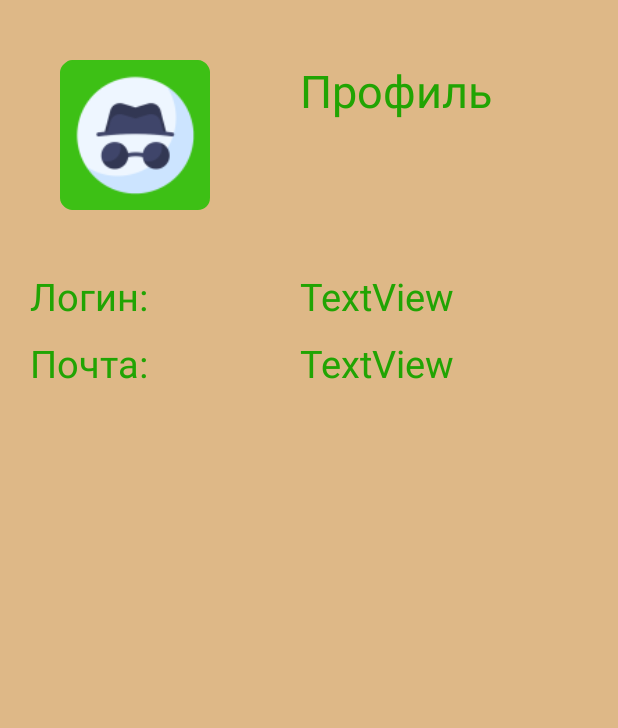
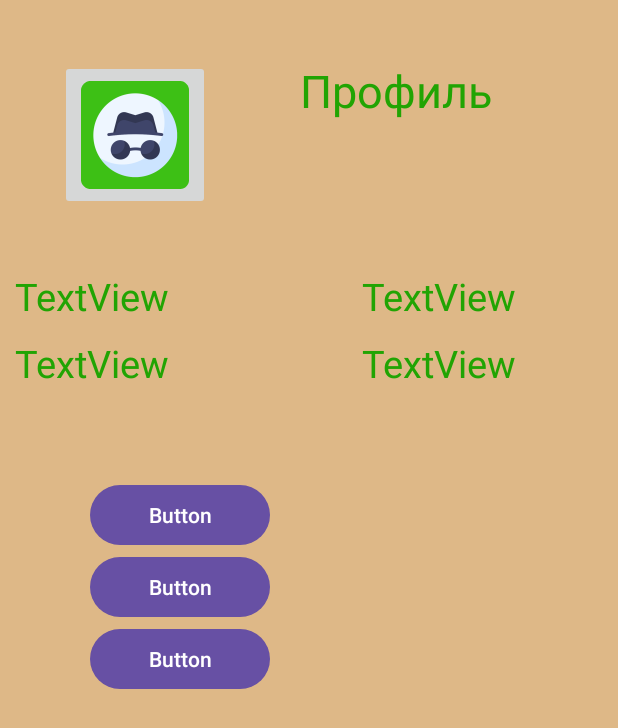
Before and after one commit to AlexShu111/AppClining, an Android app: the layout activity_profile.xml on its own in the app's theme, with its tools: preview values and no code run, on a phone screen of 412 x 824 dp. Shown: the top 728 px of the screen. Run offline under Robolectric (Android 15) with nearby library versions, the phone set to English and light mode, and no system bars; Roboto replaces fonts that are not available here.

Commit message:
commitAddEmail

```diff
--- a/src/main/java/com/example/appforfun/ActivityProfile.kt
+++ b/src/main/java/com/example/appforfun/ActivityProfile.kt
@@ -6,8 +6,6 @@ import android.widget.ImageButton
 import android.widget.TextView
 import androidx.activity.enableEdgeToEdge
 import androidx.appcompat.app.AppCompatActivity
-import androidx.core.view.ViewCompat
-import androidx.core.view.WindowInsetsCompat
 
 class ActivityProfile : AppCompatActivity() {
     override fun onCreate(savedInstanceState: Bundle?) {
@@ -17,11 +15,15 @@ class ActivityProfile : AppCompatActivity() {
 
         val profLogin: TextView = findViewById(R.id.ProfLogin)
         val profEmail: TextView = findViewById(R.id.ProfEmail)
+        val Log : TextView = findViewById(R.id.Log)
+        val Em : TextView = findViewById(R.id.Email)
+
+        Log.text = "Логин:"
+        Em.text = "Почта:"
 
         profLogin.text = intent.getStringExtra("USER_LOGIN")
 
-
-//        val db = DataHelper(this, null)
-//        profEmail.text = db.getEmail(profLogin.text.toString()).toString()
+        val db = DataHelper(this, null)
+        profEmail.text = db.getEmail(profLogin.text.toString())
     }
 }
--- a/src/main/java/com/example/appforfun/DataHelper.kt
+++ b/src/main/java/com/example/appforfun/DataHelper.kt
@@ -36,8 +36,15 @@ class DataHelper(val context: Context, val factory: SQLiteDatabase.CursorFactory
 
     fun getEmail(login :String): String? {
         val database = this.readableDatabase
+        var email: String? = null
 
-        val email = database.rawQuery("SELECT email FROM users WHERE login = '$login'", null)
-        return email.getString(email.getColumnIndexOrThrow("email"))
+        val cursor = database.rawQuery("SELECT email FROM users WHERE login = '$login'", null)
+
+        if (cursor.moveToFirst()) {
+            // Извлекаем email из первой строки результата
+            email = cursor.getString(cursor.getColumnIndexOrThrow("email"))
+        }
+        cursor.close()
+        return email
     }
 }
--- a/src/main/java/com/example/appforfun/MainActivity.kt
+++ b/src/main/java/com/example/appforfun/MainActivity.kt
@@ -8,8 +8,6 @@ import android.widget.TextView
 import android.widget.Toast
 import androidx.activity.enableEdgeToEdge
 import androidx.appcompat.app.AppCompatActivity
-import androidx.core.view.ViewCompat
-import androidx.core.view.WindowInsetsCompat
 
 class MainActivity : AppCompatActivity() {
     override fun onCreate(savedInstanceState: Bundle?) {
--- a/src/main/java/com/example/appforfun/User.kt
+++ b/src/main/java/com/example/appforfun/User.kt
@@ -1,4 +1,4 @@
 package com.example.appforfun
 
-class User(val login: String, val email: String, val password: String,) {
+class User(val login: String, val email: String, val password: String) {
 }
--- a/src/main/res/layout/activity_profile.xml
+++ b/src/main/res/layout/activity_profile.xml
@@ -16,12 +16,13 @@
             android:layout_width="match_parent"
             android:layout_height="match_parent" >
 
-            <ImageView
-                android:id="@+id/imageView2"
+            <ImageButton
+                android:id="@+id/ButtonForPhoto"
                 android:layout_width="100dp"
                 android:layout_height="100dp"
                 android:layout_marginHorizontal="40dp"
                 android:layout_marginVertical="40dp"
+                android:contentDescription = "Insert your photo"
                 app:srcCompat="@mipmap/ic_launcher_icon_ava_round" />
 
             <TextView
@@ -40,21 +41,22 @@
             android:layout_height="match_parent" >
 
             <TextView
-                android:id="@+id/textView"
-                android:layout_width="150dp"
+                android:id="@+id/Log"
+                android:layout_width="20dp"
                 android:layout_height="wrap_content"
                 android:textColor="#21A403"
-                android:layout_marginLeft="20dp"
+                android:layout_marginStart="10dp"
                 android:textSize="25sp"
-                android:text="Логин:" />
+                android:text="TextView" />
 
             <TextView
                 android:id="@+id/ProfLogin"
-                android:layout_width="150dp"
+                android:layout_width="100dp"
                 android:layout_height="wrap_content"
-                android:layout_marginLeft="20dp"
                 android:textColor="#21A403"
                 android:textSize="25sp"
+                android:textAlignment="center"
+                android:layout_marginEnd="10dp"
                 android:text="TextView" />
 
         </TableRow>
@@ -64,28 +66,56 @@
             android:layout_height="match_parent" >
 
             <TextView
-                android:id="@+id/textView7"
-                android:layout_width="150dp"
+                android:id="@+id/Email"
+                android:layout_width="38dp"
                 android:layout_height="wrap_content"
+                android:layout_marginStart="10dp"
+                android:layout_marginTop="10dp"
+                android:text="TextView"
                 android:textColor="#21A403"
-                android:layout_marginLeft="20dp"
-                android:text="Почта:"
-                android:layout_marginTop="10dp"
                 android:textSize="25sp" />
 
             <TextView
                 android:id="@+id/ProfEmail"
-                android:layout_width="150dp"
+                android:layout_width="225dp"
                 android:layout_height="wrap_content"
                 android:textColor="#21A403"
-                android:layout_marginLeft="20dp"
                 android:textSize="25sp"
+                android:textAlignment="center"
                 android:layout_marginTop="10dp"
+                android:layout_marginEnd="10dp"
                 android:text="TextView" />
         </TableRow>
 
         <TableRow
             android:layout_width="match_parent"
-            android:layout_height="match_parent" />
+            android:layout_height="match_parent" >
+
+            <LinearLayout
+                android:layout_width="match_parent"
+                android:layout_height="match_parent"
+                android:layout_marginTop="60dp"
+                android:layout_marginStart="60dp"
+                android:orientation="vertical">
+
+                <Button
+                    android:id="@+id/button14"
+                    android:layout_width="match_parent"
+                    android:layout_height="wrap_content"
+                    android:text="Button" />
+
+                <Button
+                    android:id="@+id/button15"
+                    android:layout_width="match_parent"
+                    android:layout_height="wrap_content"
+                    android:text="Button" />
+
+                <Button
+                    android:id="@+id/button16"
+                    android:layout_width="match_parent"
+                    android:layout_height="wrap_content"
+                    android:text="Button" />
+            </LinearLayout>
+        </TableRow>
     </TableLayout>
 </androidx.constraintlayout.widget.ConstraintLayout>
```
